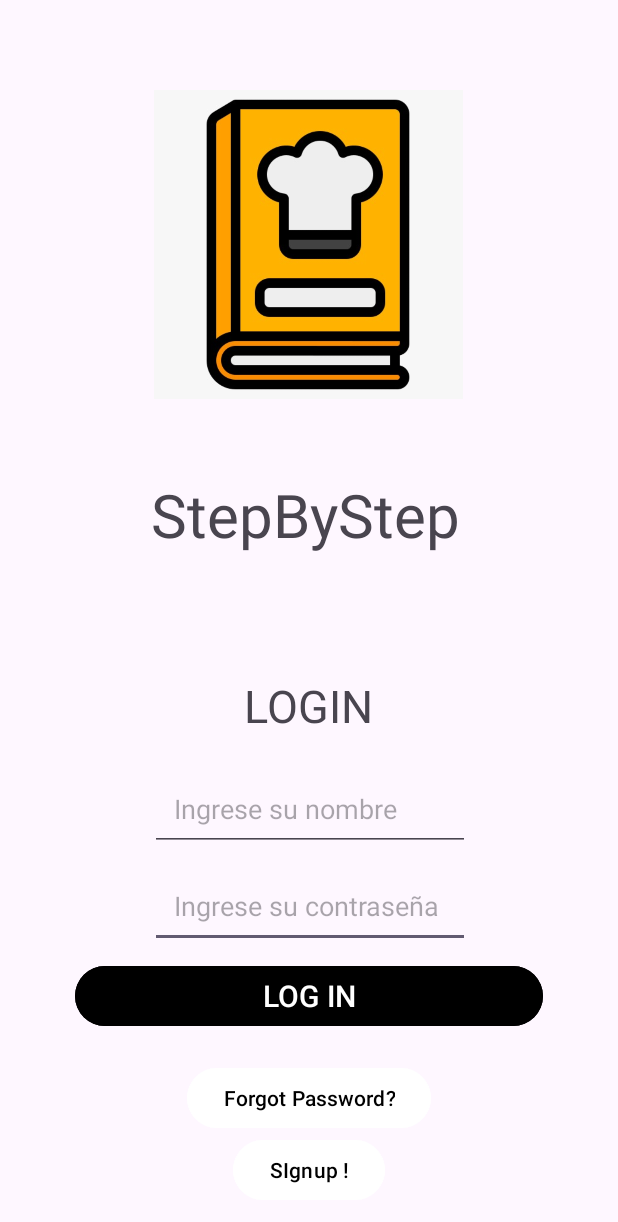
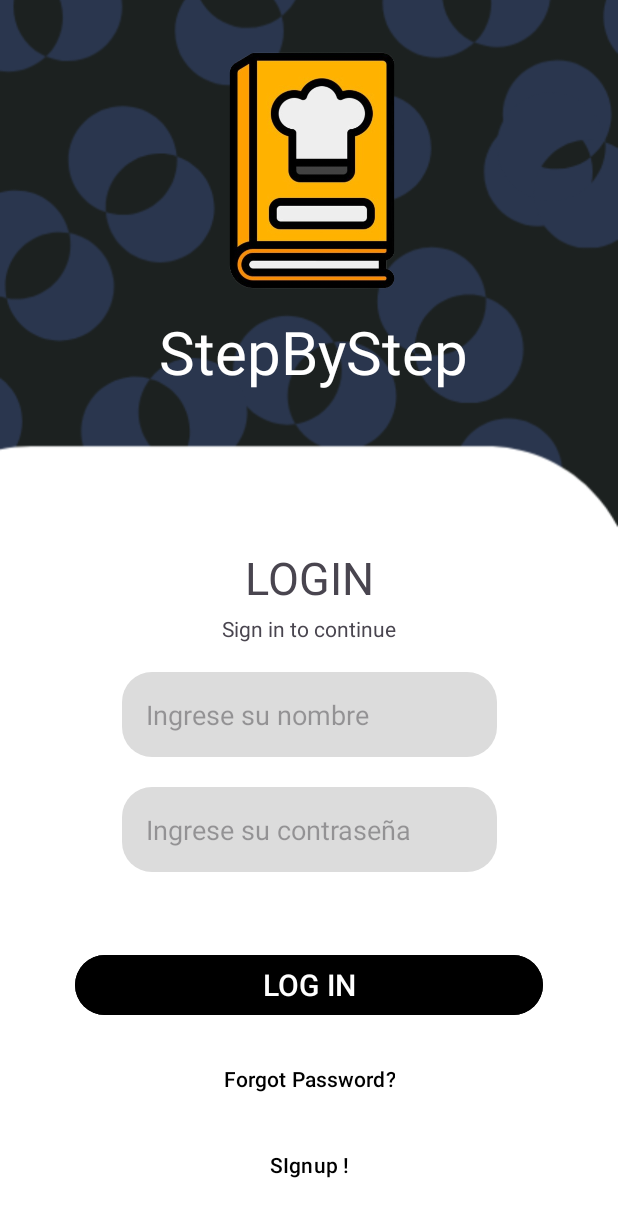
Before and after one commit to PhoenixHear7/Proyecto-Aplicaciones-M-viles, an Android app: the layout activity_main.xml on its own in the app's theme, with its tools: preview values and no code run, on a phone screen of 412 x 824 dp. Shown: the top 1222 px of the screen. Run offline under Robolectric (Android 15) with nearby library versions, the phone set to English and light mode, and no system bars.

Commit message:
Se arreglo la interfaz de inicio de sesion

```diff
--- a/app/src/main/java/com/example/stepbystep/MainActivity.kt
+++ b/app/src/main/java/com/example/stepbystep/MainActivity.kt
@@ -6,6 +6,6 @@ import android.os.Bundle
 class MainActivity : AppCompatActivity() {
     override fun onCreate(savedInstanceState: Bundle?) {
         super.onCreate(savedInstanceState)
-        setContentView(R.layout.home)
+        setContentView(R.layout.activity_main)
     }
 }
--- /dev/null
+++ b/app/src/main/res/drawable/edit_text_style.xml
@@ -0,0 +1,8 @@
+<?xml version="1.0" encoding="utf-8"?>
+<shape xmlns:android="http://schemas.android.com/apk/res/android"
+    android:shape="rectangle">
+    <solid android:color="@color/gray" />
+
+    <corners
+        android:radius="20dp" />
+</shape>
--- a/app/src/main/res/layout/activity_main.xml
+++ b/app/src/main/res/layout/activity_main.xml
@@ -8,110 +8,140 @@
 
 
     <ImageView
+        android:id="@+id/background_image"
+        android:layout_width="match_parent"
+        android:layout_height="match_parent"
+        android:padding="0dp"
+        android:scaleType="centerCrop"
+        app:layout_constraintEnd_toEndOf="parent"
+        app:layout_constraintHorizontal_bias="1.0"
+        app:layout_constraintStart_toStartOf="parent"
+        app:layout_constraintTop_toTopOf="parent"
+        app:srcCompat="@drawable/background" />
+
+    <ImageView
         android:id="@+id/logo"
-        android:layout_width="248dp"
-        android:layout_height="206dp"
-        android:layout_marginTop="10dp"
-        app:layout_constraintBottom_toTopOf="@+id/nameapplication"
+        android:layout_width="177dp"
+        android:layout_height="167dp"
+        android:layout_marginTop="30dp"
         app:layout_constraintEnd_toEndOf="parent"
-        app:layout_constraintHorizontal_bias="0.496"
+        app:layout_constraintHorizontal_bias="0.508"
         app:layout_constraintStart_toStartOf="parent"
         app:layout_constraintTop_toTopOf="parent"
         app:srcCompat="@drawable/libro_de_recetas" />
 
-    <Button
-        android:id="@+id/login2"
-        android:layout_width="0dp"
-        android:layout_height="wrap_content"
-        android:layout_marginStart="50dp"
-        android:layout_marginEnd="50dp"
-        android:layout_marginBottom="20dp"
-        android:backgroundTint="@color/black"
-        android:text="LOG IN"
-        android:textSize="20sp"
-        app:layout_constraintBottom_toTopOf="@+id/forgorPassword"
-        app:layout_constraintEnd_toEndOf="parent"
-        app:layout_constraintHorizontal_bias="1.0"
-        app:layout_constraintStart_toStartOf="parent" />
-
-    <Button
-        android:id="@+id/forgorPassword"
+    <TextView
+        android:id="@+id/nameapplication"
         android:layout_width="wrap_content"
         android:layout_height="wrap_content"
-        android:backgroundTint="@color/white"
-        android:text="Forgot Password?"
-        android:textColor="#000000"
-        app:layout_constraintBottom_toTopOf="@+id/singup"
+        android:layout_marginTop="10dp"
+        android:textColor="@color/white"
+        android:text="StepByStep"
+        android:textSize="40sp"
         app:layout_constraintEnd_toEndOf="parent"
-        app:layout_constraintStart_toStartOf="parent" />
+        app:layout_constraintHorizontal_bias="0.514"
+        app:layout_constraintStart_toStartOf="parent"
+        app:layout_constraintTop_toBottomOf="@+id/logo" />
 
-    <Button
-        android:id="@+id/singup"
+    <TextView
+        android:id="@+id/loginText"
         android:layout_width="wrap_content"
         android:layout_height="wrap_content"
-        android:layout_marginBottom="20dp"
-        android:backgroundTint="@color/white"
-        android:text="SIgnup !"
-        android:textColor="#000000"
-        app:layout_constraintBottom_toBottomOf="parent"
+        android:layout_marginTop="100dp"
+        android:text="LOGIN"
+        android:textSize="30sp"
+        app:layout_constraintBottom_toTopOf="@+id/sign_in_to_continue"
         app:layout_constraintEnd_toEndOf="parent"
-        app:layout_constraintStart_toStartOf="parent" />
+        app:layout_constraintStart_toStartOf="parent"
+        app:layout_constraintTop_toBottomOf="@+id/nameapplication" />
+
+    <TextView
+        android:id="@+id/sign_in_to_continue"
+        android:layout_width="wrap_content"
+        android:layout_height="wrap_content"
+        android:layout_marginBottom="8dp"
+        android:text="Sign in to continue"
+        app:layout_constraintBottom_toTopOf="@+id/userame"
+        app:layout_constraintEnd_toEndOf="parent"
+        app:layout_constraintStart_toStartOf="parent"
+        app:layout_constraintTop_toBottomOf="@id/loginText" />
 
 
-    <TextView
-        android:id="@+id/login1"
-        android:layout_width="wrap_content"
-        android:layout_height="wrap_content"
-        android:layout_marginBottom="20dp"
-        android:text="LOGIN"
-        android:textSize="30sp"
-        app:layout_constraintBottom_toTopOf="@+id/textname"
-        app:layout_constraintEnd_toEndOf="parent"
-        app:layout_constraintHorizontal_bias="0.498"
-        app:layout_constraintStart_toStartOf="parent" />
-
     <EditText
-        android:id="@+id/editTextTextPassword"
-        android:layout_width="wrap_content"
+        android:id="@+id/userame"
+        android:layout_width="250dp"
         android:layout_height="wrap_content"
         android:layout_margin="8dp"
-        android:layout_marginBottom="20dp"
-        android:ems="10"
-        android:hint="Ingrese su contraseña"
-        android:inputType="textPassword"
-        android:padding="16dp"
-        app:layout_constraintBottom_toTopOf="@+id/login2"
-        app:layout_constraintEnd_toEndOf="parent"
-        app:layout_constraintHorizontal_bias="0.502"
-        app:layout_constraintStart_toStartOf="parent" />
-
-    <EditText
-        android:id="@+id/textname"
-        android:layout_width="wrap_content"
-        android:layout_height="wrap_content"
-        android:layout_margin="8dp"
-        android:layout_marginBottom="20dp"
-        android:ems="10"
+        android:layout_marginBottom="60dp"
+        android:background="@drawable/edit_text_style"
         android:hint="Ingrese su nombre"
         android:inputType="text"
         android:padding="16dp"
         app:layout_constraintBottom_toTopOf="@+id/editTextTextPassword"
         app:layout_constraintEnd_toEndOf="parent"
         app:layout_constraintHorizontal_bias="0.502"
+        app:layout_constraintStart_toStartOf="parent"
+        app:layout_constraintTop_toBottomOf="@+id/sign_in_to_continue" />
+
+    <EditText
+        android:id="@+id/editTextTextPassword"
+        android:layout_width="250dp"
+        android:layout_height="wrap_content"
+        android:layout_margin="8dp"
+        android:layout_marginBottom="21dp"
+        android:background="@drawable/edit_text_style"
+        android:hint="Ingrese su contraseña"
+        android:inputType="textPassword"
+        android:padding="16dp"
+        app:layout_constraintBottom_toTopOf="@+id/login_button"
+        app:layout_constraintEnd_toEndOf="parent"
+        app:layout_constraintStart_toStartOf="parent"
+        app:layout_constraintTop_toBottomOf="@id/userame"
+        />
+
+
+    <Button
+        android:id="@+id/login_button"
+        android:layout_width="0dp"
+        android:layout_height="wrap_content"
+        android:layout_marginStart="50dp"
+        android:layout_marginTop="40dp"
+        android:layout_marginEnd="50dp"
+        android:layout_marginBottom="11dp"
+        android:backgroundTint="@color/black"
+        android:text="LOG IN"
+        android:textSize="20sp"
+        app:layout_constraintBottom_toTopOf="@+id/forgot_password"
+        app:layout_constraintEnd_toEndOf="parent"
+        app:layout_constraintStart_toStartOf="parent"
+        app:layout_constraintTop_toBottomOf="@id/editTextTextPassword" />
+
+    <Button
+        android:id="@+id/forgot_password"
+        android:layout_width="wrap_content"
+        android:layout_height="wrap_content"
+        android:backgroundTint="@color/transparent"
+        android:text="Forgot Password?"
+        android:textColor="#000000"
+        app:layout_constraintTop_toBottomOf="@id/login_button"
+       app:layout_constraintBottom_toTopOf="@id/singup_button"
+        app:layout_constraintEnd_toEndOf="parent"
         app:layout_constraintStart_toStartOf="parent" />
 
-    <TextView
-        android:id="@+id/nameapplication"
+    <Button
+        android:id="@+id/singup_button"
         android:layout_width="wrap_content"
         android:layout_height="wrap_content"
-        android:layout_marginBottom="30dp"
-        android:text="StepByStep"
-        android:textSize="40sp"
-        app:layout_constraintBottom_toTopOf="@+id/login1"
+        android:layout_marginTop="5dp"
+        android:layout_marginBottom="20dp"
+        android:backgroundTint="@color/transparent"
+        android:text="SIgnup !"
+        android:textColor="#000000"
+        app:layout_constraintBottom_toBottomOf="parent"
         app:layout_constraintEnd_toEndOf="parent"
-        app:layout_constraintHorizontal_bias="0.49"
         app:layout_constraintStart_toStartOf="parent"
-        app:layout_constraintTop_toBottomOf="@+id/logo" />
+        app:layout_constraintTop_toBottomOf="@+id/forgot_password" />
+
 
 
 </androidx.constraintlayout.widget.ConstraintLayout>
--- a/app/src/main/res/values/colors.xml
+++ b/app/src/main/res/values/colors.xml
@@ -2,4 +2,6 @@
 <resources>
     <color name="black">#FF000000</color>
     <color name="white">#FFFFFFFF</color>
+    <color name="gray">#dcdcdc</color>
+    <color name="transparent">#00FFFFFF</color>
 </resources>
```
Also changed, not shown: app/src/main/res/drawable/background.png (added), app/src/main/res/drawable/libro_de_recetas.jpeg (deleted), app/src/main/res/drawable/libro_de_recetas.png (added).
